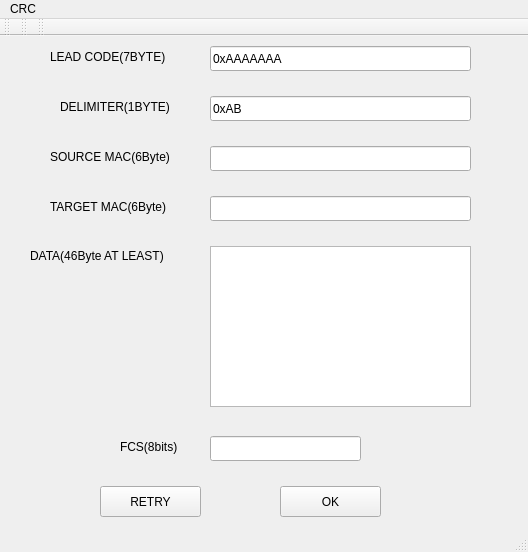
Qt form mainwindow.ui (kidlalala/network_class_design) before a commit.
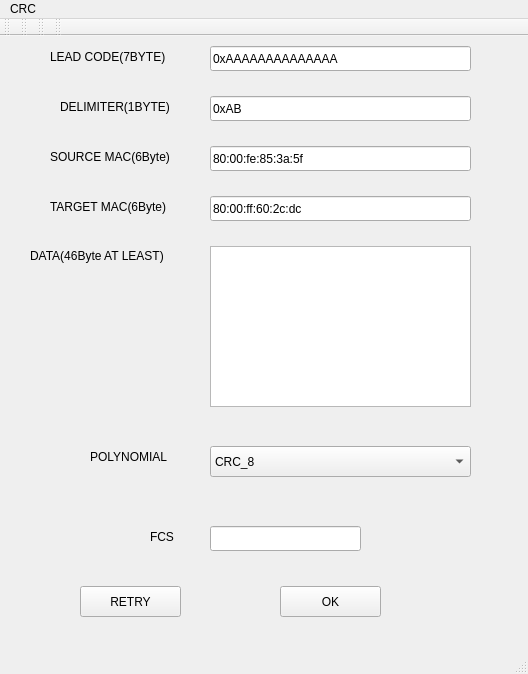
The same form after that commit.

Patch:
```diff
--- a/mainwindow.ui
+++ b/mainwindow.ui
@@ -7,7 +7,7 @@
     <x>0</x>
     <y>0</y>
     <width>528</width>
-    <height>552</height>
+    <height>674</height>
    </rect>
   </property>
   <property name="mouseTracking">
@@ -42,6 +42,9 @@
       <height>25</height>
      </rect>
     </property>
+    <property name="text">
+     <string>80:00:fe:85:3a:5f</string>
+    </property>
    </widget>
    <widget class="QLabel" name="label_2">
     <property name="geometry">
@@ -65,6 +68,9 @@
       <height>25</height>
      </rect>
     </property>
+    <property name="text">
+     <string>80:00:ff:60:2c:dc</string>
+    </property>
    </widget>
    <widget class="QLabel" name="label_4">
     <property name="geometry">
@@ -82,8 +88,8 @@
    <widget class="QPushButton" name="pushButton_RETRY">
     <property name="geometry">
      <rect>
-      <x>100</x>
-      <y>450</y>
+      <x>80</x>
+      <y>550</y>
       <width>101</width>
       <height>31</height>
      </rect>
@@ -96,7 +102,7 @@
     <property name="geometry">
      <rect>
       <x>280</x>
-      <y>450</y>
+      <y>550</y>
       <width>101</width>
       <height>31</height>
      </rect>
@@ -108,21 +114,21 @@
    <widget class="QLabel" name="label_5">
     <property name="geometry">
      <rect>
-      <x>120</x>
-      <y>400</y>
-      <width>71</width>
+      <x>150</x>
+      <y>490</y>
+      <width>31</width>
       <height>21</height>
      </rect>
     </property>
     <property name="text">
-     <string>FCS(8bits)</string>
+     <string>FCS</string>
     </property>
    </widget>
    <widget class="QLineEdit" name="lineEdit_FCS">
     <property name="geometry">
      <rect>
       <x>210</x>
-      <y>400</y>
+      <y>490</y>
       <width>151</width>
       <height>25</height>
      </rect>
@@ -180,7 +186,7 @@
      <string/>
     </property>
     <property name="text">
-     <string>0xAAAAAAA</string>
+     <string>0xAAAAAAAAAAAAAA</string>
     </property>
    </widget>
    <widget class="QLabel" name="label_6">
@@ -196,6 +202,39 @@
      <string>LEAD CODE(7BYTE)</string>
     </property>
    </widget>
+   <widget class="QLabel" name="label_7">
+    <property name="geometry">
+     <rect>
+      <x>90</x>
+      <y>410</y>
+      <width>101</width>
+      <height>21</height>
+     </rect>
+    </property>
+    <property name="text">
+     <string>POLYNOMIAL</string>
+    </property>
+   </widget>
+   <widget class="QComboBox" name="comboBox">
+    <property name="geometry">
+     <rect>
+      <x>210</x>
+      <y>410</y>
+      <width>261</width>
+      <height>31</height>
+     </rect>
+    </property>
+    <item>
+     <property name="text">
+      <string>CRC_8</string>
+     </property>
+    </item>
+    <item>
+     <property name="text">
+      <string>CRC_32</string>
+     </property>
+    </item>
+   </widget>
   </widget>
   <widget class="QMenuBar" name="menuBar">
    <property name="geometry">
@@ -244,6 +283,17 @@
     <bool>false</bool>
    </attribute>
   </widget>
+  <widget class="QToolBar" name="toolBar_3">
+   <property name="windowTitle">
+    <string>toolBar_3</string>
+   </property>
+   <attribute name="toolBarArea">
+    <enum>TopToolBarArea</enum>
+   </attribute>
+   <attribute name="toolBarBreak">
+    <bool>false</bool>
+   </attribute>
+  </widget>
  </widget>
  <layoutdefault spacing="6" margin="11"/>
  <resources/>
```
